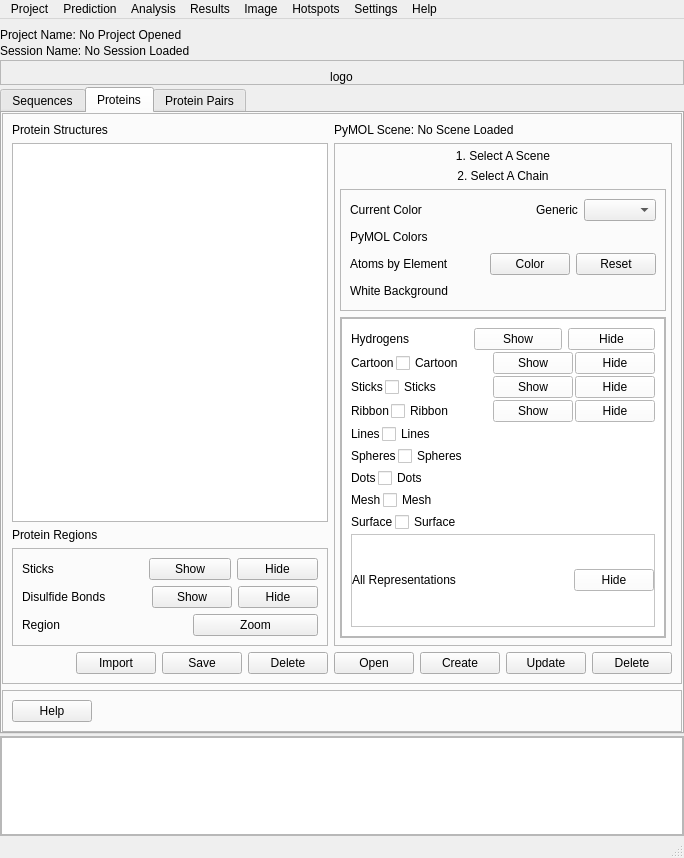
First picture: the form in pyssa/gui/ui/forms/main_view.ui, repository urban233/PySSA, before the edit.
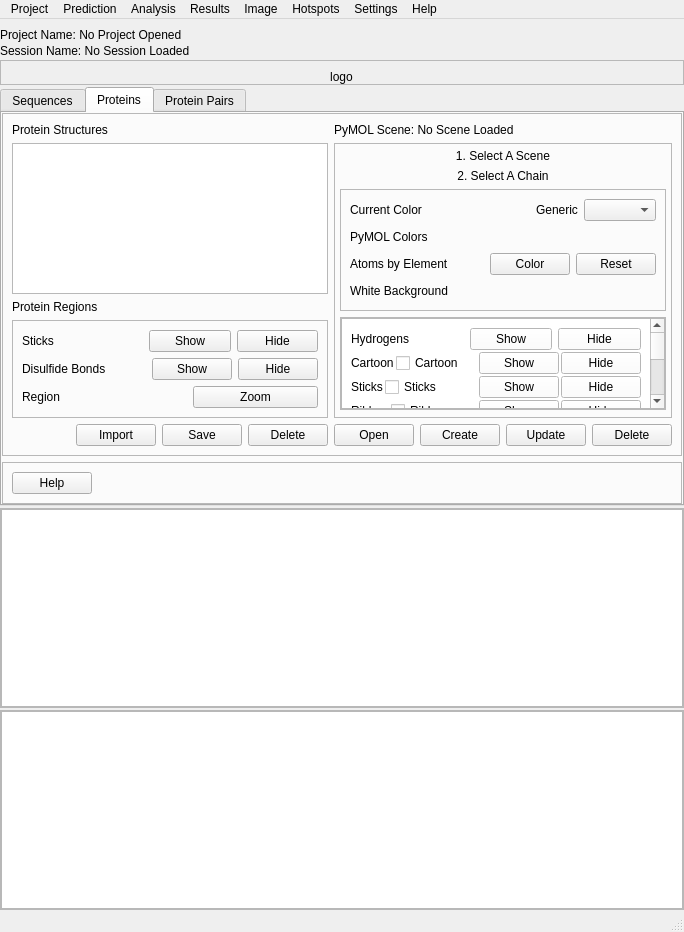
Second picture: the form after the edit. The open tabs and pages were chosen to show the change.

Commit message: add: notification panel and possibility to remove jobs

```diff
--- a/pyssa/gui/ui/forms/main_view.ui
+++ b/pyssa/gui/ui/forms/main_view.ui
@@ -7,7 +7,7 @@
     <x>0</x>
     <y>0</y>
     <width>666</width>
-    <height>858</height>
+    <height>932</height>
    </rect>
   </property>
   <property name="windowTitle">
@@ -686,8 +686,8 @@
                        <rect>
                         <x>0</x>
                         <y>0</y>
-                        <width>310</width>
-                        <height>298</height>
+                        <width>295</width>
+                        <height>285</height>
                        </rect>
                       </property>
                       <property name="styleSheet">
@@ -2172,17 +2172,23 @@
      </widget>
     </item>
     <item>
-     <widget class="QFrame" name="frame_job_overview">
+     <widget class="QFrame" name="frame_job_notification">
+      <property name="sizePolicy">
+       <sizepolicy hsizetype="Preferred" vsizetype="Preferred">
+        <horstretch>0</horstretch>
+        <verstretch>0</verstretch>
+       </sizepolicy>
+      </property>
       <property name="minimumSize">
        <size>
         <width>0</width>
-        <height>100</height>
+        <height>200</height>
        </size>
       </property>
       <property name="maximumSize">
        <size>
         <width>16777215</width>
-        <height>100</height>
+        <height>200</height>
        </size>
       </property>
       <property name="frameShape">
@@ -2192,9 +2198,98 @@
        <enum>QFrame::Raised</enum>
       </property>
       <layout class="QVBoxLayout" name="verticalLayout_4">
-       <property name="spacing">
+       <property name="leftMargin">
         <number>0</number>
        </property>
+       <property name="topMargin">
+        <number>0</number>
+       </property>
+       <property name="rightMargin">
+        <number>0</number>
+       </property>
+       <property name="bottomMargin">
+        <number>0</number>
+       </property>
+       <item>
+        <widget class="QScrollArea" name="scroll_area_job_notification">
+         <property name="widgetResizable">
+          <bool>true</bool>
+         </property>
+         <widget class="QWidget" name="scroll_area_job_notification_contents">
+          <property name="geometry">
+           <rect>
+            <x>0</x>
+            <y>0</y>
+            <width>662</width>
+            <height>196</height>
+           </rect>
+          </property>
+          <property name="styleSheet">
+           <string notr="true">background-color: white;</string>
+          </property>
+          <layout class="QVBoxLayout" name="job_notification_layout">
+           <property name="spacing">
+            <number>0</number>
+           </property>
+           <property name="leftMargin">
+            <number>0</number>
+           </property>
+           <property name="topMargin">
+            <number>0</number>
+           </property>
+           <property name="rightMargin">
+            <number>0</number>
+           </property>
+           <property name="bottomMargin">
+            <number>0</number>
+           </property>
+           <item>
+            <spacer name="verticalSpacer">
+             <property name="orientation">
+              <enum>Qt::Vertical</enum>
+             </property>
+             <property name="sizeHint" stdset="0">
+              <size>
+               <width>20</width>
+               <height>40</height>
+              </size>
+             </property>
+            </spacer>
+           </item>
+          </layout>
+         </widget>
+        </widget>
+       </item>
+      </layout>
+     </widget>
+    </item>
+    <item>
+     <widget class="QFrame" name="frame_job_overview">
+      <property name="sizePolicy">
+       <sizepolicy hsizetype="Preferred" vsizetype="Preferred">
+        <horstretch>0</horstretch>
+        <verstretch>0</verstretch>
+       </sizepolicy>
+      </property>
+      <property name="minimumSize">
+       <size>
+        <width>0</width>
+        <height>200</height>
+       </size>
+      </property>
+      <property name="maximumSize">
+       <size>
+        <width>16777215</width>
+        <height>200</height>
+       </size>
+      </property>
+      <property name="frameShape">
+       <enum>QFrame::StyledPanel</enum>
+      </property>
+      <property name="frameShadow">
+       <enum>QFrame::Raised</enum>
+      </property>
+      <layout class="QVBoxLayout" name="verticalLayout_27">
        <property name="leftMargin">
         <number>0</number>
        </property>
@@ -2209,6 +2304,12 @@
        </property>
        <item>
         <widget class="QScrollArea" name="scroll_area_job_overview">
+         <property name="sizePolicy">
+          <sizepolicy hsizetype="Expanding" vsizetype="Expanding">
+           <horstretch>0</horstretch>
+           <verstretch>0</verstretch>
+          </sizepolicy>
+         </property>
          <property name="widgetResizable">
           <bool>true</bool>
          </property>
@@ -2218,7 +2319,7 @@
             <x>0</x>
             <y>0</y>
             <width>662</width>
-            <height>96</height>
+            <height>196</height>
            </rect>
           </property>
           <property name="styleSheet">
@@ -2240,6 +2341,19 @@
            <property name="bottomMargin">
             <number>0</number>
            </property>
+           <item>
+            <spacer name="verticalSpacer_3">
+             <property name="orientation">
+              <enum>Qt::Vertical</enum>
+             </property>
+             <property name="sizeHint" stdset="0">
+              <size>
+               <width>20</width>
+               <height>40</height>
+              </size>
+             </property>
+            </spacer>
+           </item>
           </layout>
          </widget>
         </widget>
```
Left out of the diff: 4 changed lines with no effect on the pictures. The commit also changes 15 other files.
